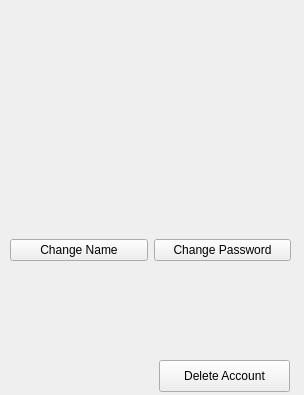
Old version of the form View/UserSettings.ui in the repository maybeIllchangeitlater/SimpleStockExchange.
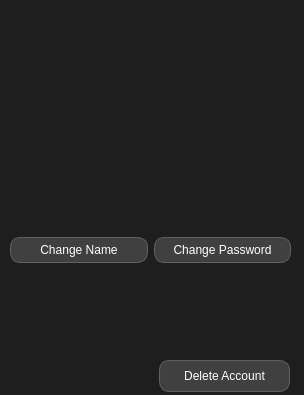
New version of the form.

Commit message: style sheets and round buttons

What changed in the file:
```diff
--- a/View/UserSettings.ui
+++ b/View/UserSettings.ui
@@ -11,7 +11,27 @@
    </rect>
   </property>
   <property name="windowTitle">
-   <string>Dialog</string>
+   <string>Profile</string>
+  </property>
+  <property name="styleSheet">
+   <string notr="true">QWidget {
+    background-color: #1E1E1E;
+    color: #FFFFFF;
+}
+
+QLineEdit, QTextEdit, QPlainTextEdit {
+    background-color: #2E2E2E;
+    color: #FFFFFF;
+}
+
+QPushButton {
+    background-color: #404040;
+    color: #FFFFFF;
+    border: 1px solid #606060;
+    border-radius: 10px; 
+    padding: 5px 10px;  
+}
+</string>
   </property>
   <widget class="QWidget" name="verticalLayoutWidget">
    <property name="geometry">
```
The commit also changes 13 other files.
